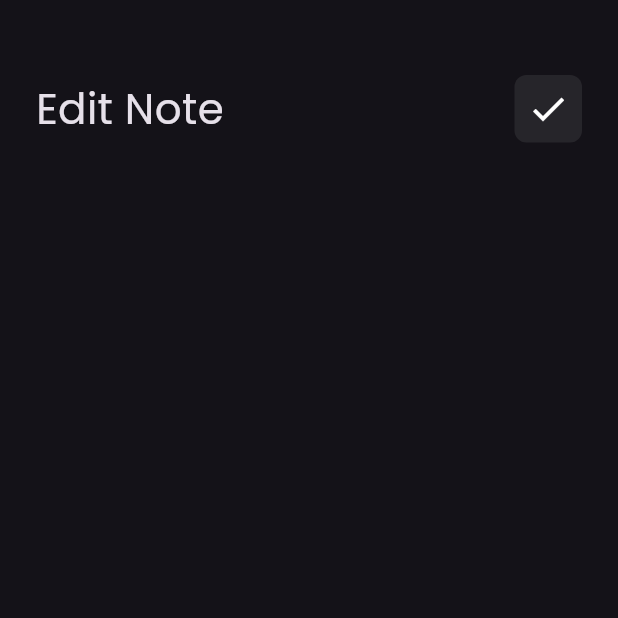
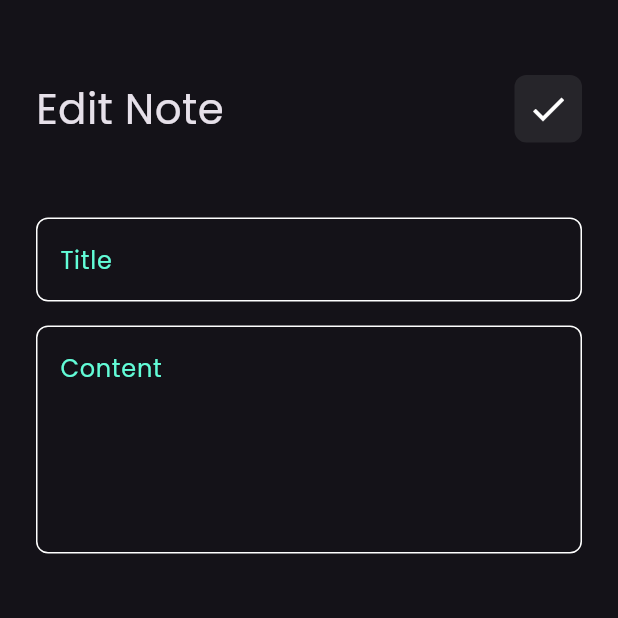
Before and after one commit to Yousef15abdelmenam/Notes_app, a Flutter app: the EditNoteView screen opened directly, on a phone screen of 412 x 824 dp, the top half of it. Run offline on Flutter 3.47's test engine with Material 3 defaults, Android fonts, the phone set to English and light mode, and no system bars; our stand-ins replace font_awesome_flutter.

Commit message:
edit note view ui done

```diff
--- a/lib/widgets/edit_note_view_body.dart
+++ b/lib/widgets/edit_note_view_body.dart
@@ -1,5 +1,6 @@
 import 'package:flutter/material.dart';
 import 'package:notes_app/widgets/custom_app_bar.dart';
+import 'package:notes_app/widgets/custom_text_field.dart';
 
 class EditNoteViewBody extends StatelessWidget {
   const EditNoteViewBody({super.key});
@@ -8,12 +9,20 @@ class EditNoteViewBody extends StatelessWidget {
   Widget build(BuildContext context) {
     return Padding(
       padding: const EdgeInsets.symmetric(horizontal: 24),
-      child: Column(
+      child: const Column(
         children: [
           SizedBox(
               height: 50,
             ),
-          CustomAppBar(title: 'Edit Note',icon: Icons.check,)
+          CustomAppBar(title: 'Edit Note',icon: Icons.check,),
+          SizedBox(
+              height: 50,
+            ),
+          CustomTextField(hint: 'Title'),
+          SizedBox(
+              height: 16,
+            ),
+          CustomTextField(hint: 'Content',maxline: 5,),
         ],
       ),
     );
```
